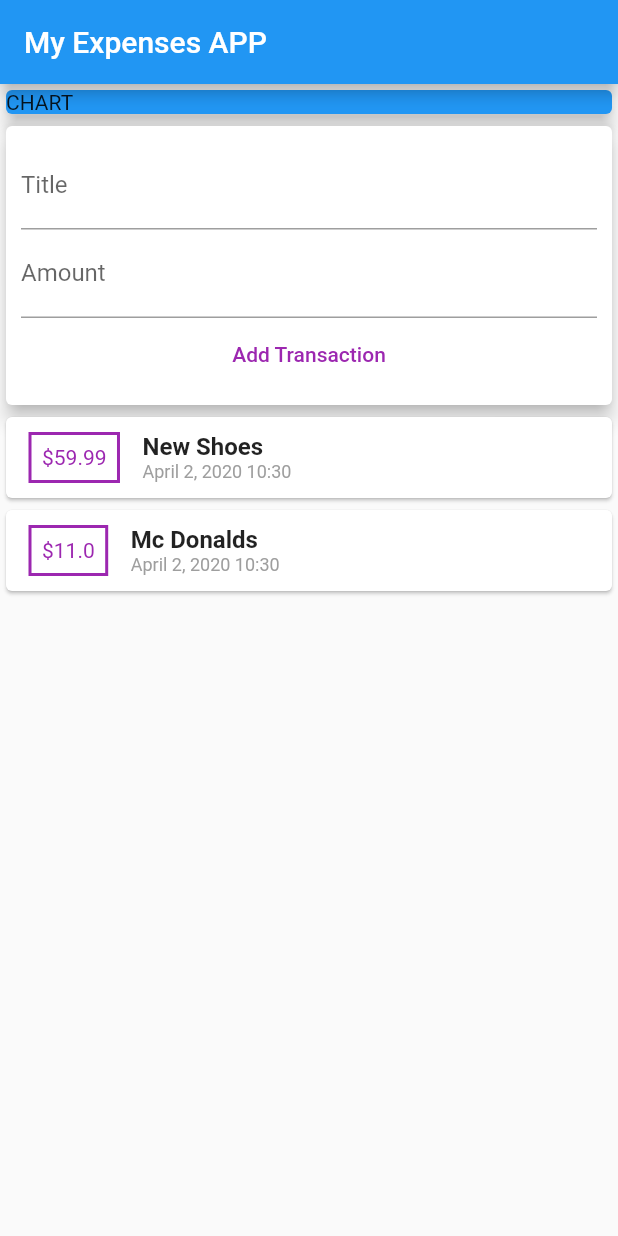
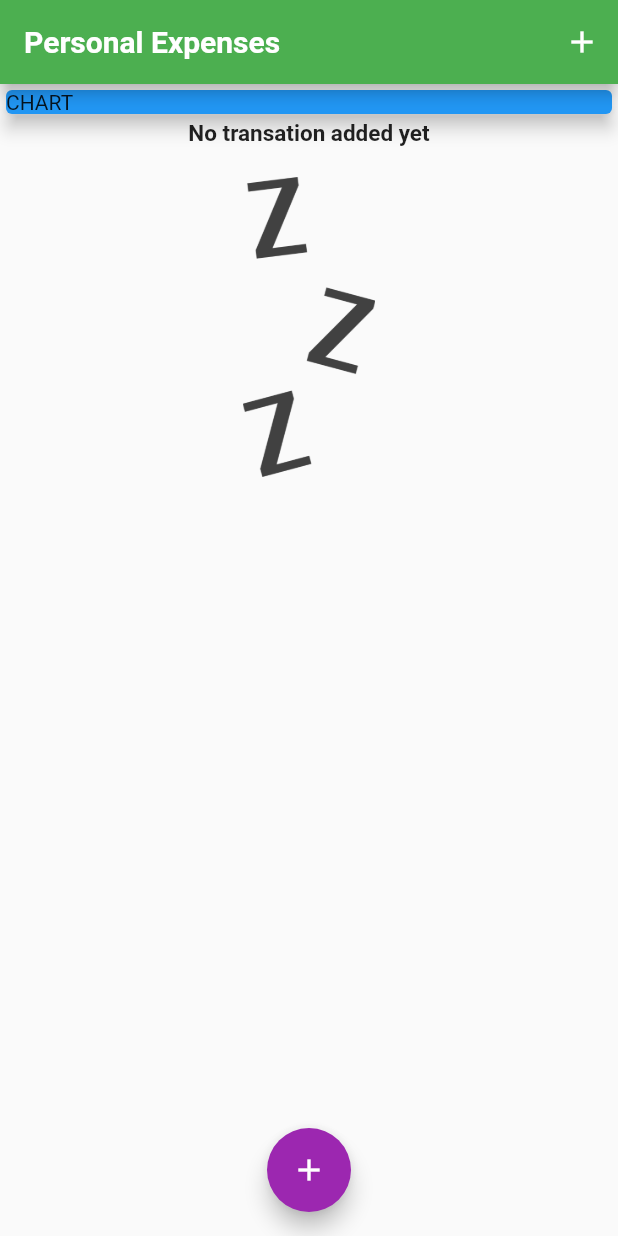
Before and after one commit to Sysnando/flutter_my_expenses, a Flutter app: the screen it shows after launch, on a phone screen of 412 x 824 dp. Run offline on Flutter 3.47's test engine with Material 2 defaults, Android fonts, the phone set to English and light mode, and no system bars; Roboto replaces fonts that are missing (OpenSans).

Commit message:
Several UI/UX improvements. Such as include fonts, images. Handle empty list. Cleanning code.

```diff
--- a/lib/main.dart
+++ b/lib/main.dart
@@ -8,139 +8,32 @@ class Expenses extends StatelessWidget {
   @override
   Widget build(BuildContext context) {
     return MaterialApp(
-      title: 'My Expenses',
-      home: HomePage()
+      title: 'Personal Expenses',
+      home: HomePage(),
+      // this them will be shared in the whole app material components by using theme.of(context)
+      theme: ThemeData(
+        primarySwatch: Colors.green,
+        accentColor: Colors.purple,
+        fontFamily: 'Quicksand', // has to match the id on the fonts name
+        // default content theme
+        textTheme: ThemeData.light().textTheme.copyWith(
+          title: TextStyle(
+            fontFamily: 'OpenSans',
+            fontSize: 15,
+            fontWeight: FontWeight.bold
+          )
+        ),
+        // default bar theme
+        appBarTheme: AppBarTheme(
+          textTheme: ThemeData.light().textTheme.copyWith(
+              title: TextStyle(
+                fontFamily: 'OpenSans',
+                fontSize: 20,
+                fontWeight: FontWeight.bold
+            ),
+          ),
+        )
+      ),
     );
   }
 }
-
-
-
-
-// import 'package:flutter/material.dart';
-
-// void main() => runApp(MyApp());
-
-// class MyApp extends StatelessWidget {
-//   @override
-//   Widget build(BuildContext context) {
-//     return MaterialApp(
-//       title: 'Flutter App',
-//       home: MyHomePage(),
-//     );
-//   }
-// }
-
-
-
-// import 'package:flutter/material.dart';
-
-// void main() => runApp(MyApp());
-
-// class MyApp extends StatelessWidget {
-//   // This widget is the root of your application.
-//   @override
-//   Widget build(BuildContext context) {
-//     return MaterialApp(
-//       title: 'Flutter Demo',
-//       theme: ThemeData(
-//         // This is the theme of your application.
-//         //
-//         // Try running your application with "flutter run". You'll see the
-//         // application has a blue toolbar. Then, without quitting the app, try
-//         // changing the primarySwatch below to Colors.green and then invoke
-//         // "hot reload" (press "r" in the console where you ran "flutter run",
-//         // or simply save your changes to "hot reload" in a Flutter IDE).
-//         // Notice that the counter didn't reset back to zero; the application
-//         // is not restarted.
-//         primarySwatch: Colors.blue,
-//       ),
-//       home: MyHomePage(title: 'Flutter Demo Home Page'),
-//     );
-//   }
-// }
-
-// class MyHomePage extends StatefulWidget {
-//   MyHomePage({Key key, this.title}) : super(key: key);
-
-//   // This widget is the home page of your application. It is stateful, meaning
-//   // that it has a State object (defined below) that contains fields that affect
-//   // how it looks.
-
-//   // This class is the configuration for the state. It holds the values (in this
-//   // case the title) provided by the parent (in this case the App widget) and
-//   // used by the build method of the State. Fields in a Widget subclass are
-//   // always marked "final".
-
-//   final String title;
-
-//   @override
-//   _MyHomePageState createState() => _MyHomePageState();
-// }
-
-// class _MyHomePageState extends State<MyHomePage> {
-//   int _counter = 0;
-
-//   void _incrementCounter() {
-//     setState(() {
-//       // This call to setState tells the Flutter framework that something has
-//       // changed in this State, which causes it to rerun the build method below
-//       // so that the display can reflect the updated values. If we changed
-//       // _counter without calling setState(), then the build method would not be
-//       // called again, and so nothing would appear to happen.
-//       _counter++;
-//     });
-//   }
-
-//   @override
-//   Widget build(BuildContext context) {
-//     // This method is rerun every time setState is called, for instance as done
-//     // by the _incrementCounter method above.
-//     //
-//     // The Flutter framework has been optimized to make rerunning build methods
-//     // fast, so that you can just rebuild anything that needs updating rather
-//     // than having to individually change instances of widgets.
-//     return Scaffold(
-//       appBar: AppBar(
-//         // Here we take the value from the MyHomePage object that was created by
-//         // the App.build method, and use it to set our appbar title.
-//         title: Text(widget.title),
-//       ),
-//       body: Center(
-//         // Center is a layout widget. It takes a single child and positions it
-//         // in the middle of the parent.
-//         child: Column(
-//           // Column is also a layout widget. It takes a list of children and
-//           // arranges them vertically. By default, it sizes itself to fit its
-//           // children horizontally, and tries to be as tall as its parent.
-//           //
-//           // Invoke "debug painting" (press "p" in the console, choose the
-//           // "Toggle Debug Paint" action from the Flutter Inspector in Android
-//           // Studio, or the "Toggle Debug Paint" command in Visual Studio Code)
-//           // to see the wireframe for each widget.
-//           //
-//           // Column has various properties to control how it sizes itself and
-//           // how it positions its children. Here we use mainAxisAlignment to
-//           // center the children vertically; the main axis here is the vertical
-//           // axis because Columns are vertical (the cross axis would be
-//           // horizontal).
-//           mainAxisAlignment: MainAxisAlignment.center,
-//           children: <Widget>[
-//             Text(
-//               'You have pushed the button this many times:',
-//             ),
-//             Text(
-//               '$_counter',
-//               style: Theme.of(context).textTheme.display1,
-//             ),
-//           ],
-//         ),
-//       ),
-//       floatingActionButton: FloatingActionButton(
-//         onPressed: _incrementCounter,
-//         tooltip: 'Increment',
-//         child: Icon(Icons.add),
-//       ), // This trailing comma makes auto-formatting nicer for build methods.
-//     );
-//   }
-// }
--- a/lib/entity/currency.dart
+++ b/lib/models/currency.dart
@@ -2,7 +2,7 @@ class Currency {
   final double amount;
 
   get() {
-    return '\$' + this.amount.toString();
+    return '\$' + this.amount.toStringAsFixed(2);
   }
 
   Currency(this.amount);
--- a/lib/entity/transaction.dart
+++ b/lib/models/transaction.dart
@@ -13,4 +13,5 @@ class Transaction {
       @required this.amount,
       @required this.date
     });
+
 }
--- a/lib/pages/home.dart
+++ b/lib/pages/home.dart
@@ -1,23 +1,54 @@
 import 'package:flutter/material.dart';
-import 'package:intl/intl.dart';
+import '../widgets/transaction_list.dart';
+import '../widgets/transaction_new.dart';
+import '../models/transaction.dart';
 
-import '../entity/transaction.dart';
-import '../entity/currency.dart';
+class HomePage extends StatefulWidget {
+  @override
+  _HomePageState createState() => _HomePageState();
+}
 
-class HomePage extends StatelessWidget {
-  final List<Transaction> transactions = [
-    Transaction(id: '1', title: 'New Shoes', amount: 59.99, date: DateTime.now()),
-    Transaction(id: '2', title: 'Mc Donalds', amount: 11.00, date: DateTime.now())
+class _HomePageState extends State<HomePage> {
+  // final titleController = TextEditingController();
+  // final amountController = TextEditingController();
+
+  final List<Transaction> _userTransactions = [
+    // Transaction(
+    //     id: '1', title: 'New Shoes', amount: 59.99, date: DateTime.now()),
+    // Transaction(
+    //     id: '2', title: 'Mc Donalds', amount: 11.00, date: DateTime.now())
   ];
+
+  void _addNewTransaction(String transactionTitle, double transactionAmount) {
+    final newTransaction = Transaction(
+        id: DateTime.now().toString(),
+        date: DateTime.now(),
+        title: transactionTitle,
+        amount: transactionAmount);
+
+    setState(() => _userTransactions.add(newTransaction));
+  }
+
+  void _startNewTransaction(BuildContext context) {
+    showModalBottomSheet(context: context, builder: (_) {
+      return TransactionNew(_addNewTransaction);
+    });
+  }
 
   @override
   Widget build(BuildContext context) {
-
     return Scaffold(
       appBar: AppBar(
-        title: Text('My Expenses APP')
+        title: Text('Personal Expenses'),
+        actions: <Widget>[
+          IconButton(
+            icon: Icon(Icons.add),
+            onPressed: () => _startNewTransaction(context)
+          )
+        ],
       ),
-      body: Column(
+      body: SingleChildScrollView(
+        child: Column(
           crossAxisAlignment: CrossAxisAlignment.stretch,
           children: <Widget>[
             Container(
@@ -28,85 +59,15 @@ class HomePage extends StatelessWidget {
                 elevation: 5,
               ),
             ),
-          Card(
-            elevation: 5,
-            child: Container(
-              padding: EdgeInsets.all(10),
-              child: Column(children: <Widget>[
-                TextField(
-                  decoration: InputDecoration(labelText: 'Title'),),
-                TextField(
-                  decoration: InputDecoration(labelText: 'Amount'),),
-                FlatButton(
-                  textColor: Colors.purple,
-                  child: Text('Add Transaction'),
-                  onPressed: () {},
-                )
-              ],),
-            )
-          ,),
-          Column(children: transactions.map((tx) {
-            return Card(
-              child: Row(
-                children: <Widget>[
-                  Container(
-                    margin: EdgeInsets.symmetric(
-                      vertical: 10,
-                      horizontal: 15,
-                    ),
-                    decoration: BoxDecoration(
-                      border: Border.all(
-                        color: Colors.purple,
-                        width: 2
-                      )
-                    ),
-                    padding: EdgeInsets.all(7),
-                    child: Text(
-                      Currency(tx.amount).get(),
-                      style: TextStyle(
-                        color: Colors.purple
-                      )
+            TransactionList(_userTransactions)
+          ],
         ),
       ),
-                  Column(
-                    crossAxisAlignment: CrossAxisAlignment.start,
-                    children: <Widget>[
-                      Text(
-                        tx.title,
-                        style: TextStyle(
-                          fontSize: 16,
-                          fontWeight: FontWeight.bold
-                        )
-                      ),
-                      Text(
-                        DateFormat.yMMMMd().add_Hm().format(tx.date),
-                        style: TextStyle(
-                          color: Colors.grey,
-                          fontSize: 12
-                        )
-                      )
-                    ],
-                  )
-                ],
-              )
-            );
-          }).toList())
-        ],
+      floatingActionButtonLocation: FloatingActionButtonLocation.centerFloat,
+      floatingActionButton: FloatingActionButton(
+          child: Icon(Icons.add),
+          onPressed: () => _startNewTransaction(context),
       )
     );
   }
 }
-
-// class MyHomePage extends StatelessWidget {
-//   @override
-//   Widget build(BuildContext context) {
-//     return Scaffold(
-//       appBar: AppBar(
-//         title: Text('Flutter App'),
-//       ),
-//       body: Center(
-//         child: Text('Widget Playground!'),
-//       ),
-//     );
-//   }
-// }
--- /dev/null
+++ b/lib/widgets/transaction_list.dart
@@ -0,0 +1,71 @@
+import 'package:flutter/material.dart';
+import 'package:intl/intl.dart';
+
+import '../models/transaction.dart';
+import '../models/currency.dart';
+
+class TransactionList extends StatelessWidget {
+  final List<Transaction> transactions;
+
+  TransactionList(this.transactions);
+
+  @override
+  Widget build(BuildContext context) {
+    return Container(
+      height: 300,
+      child: transactions.isEmpty
+          ? Column(
+              children: <Widget>[
+                Text('No transation added yet',
+                    style: Theme.of(context).textTheme.title),
+                SizedBox(
+                  height: 20,
+                ),
+                //Image.asset('assets/images/waiting.png', fit: BoxFit.cover,) not work because it takes the bounderes of the widget Column, but the Column don't have boundaries
+                Container(
+                  height: 200,
+                  child: Image.asset(
+                    'assets/images/waiting.png',
+                    fit: BoxFit.cover,
+                  ),
+                )
+              ],
+            )
+          : ListView.builder(
+              itemBuilder: (ctx, index) {
+                return Card(
+                    child: Row(
+                  children: <Widget>[
+                    Container(
+                      margin: EdgeInsets.symmetric(
+                        vertical: 10,
+                        horizontal: 15,
+                      ),
+                      decoration: BoxDecoration(
+                          border: Border.all(
+                              color: Theme.of(context).primaryColor, width: 2)),
+                      padding: EdgeInsets.all(7),
+                      child: Text(Currency(transactions[index].amount).get(),
+                          style:
+                              TextStyle(color: Theme.of(context).primaryColor)),
+                    ),
+                    Column(
+                      crossAxisAlignment: CrossAxisAlignment.start,
+                      children: <Widget>[
+                        Text(transactions[index].title,
+                            style: Theme.of(context).textTheme.title),
+                        Text(
+                            DateFormat.yMMMMd()
+                                .add_Hm()
+                                .format(transactions[index].date),
+                            style: TextStyle(color: Colors.grey, fontSize: 12))
+                      ],
+                    )
+                  ],
+                ));
+              },
+              itemCount: transactions.length,
+            ),
+    );
+  }
+}
```
Also changed, not shown: lib/widgets/transaction_new.dart (added, +56 -0 lines), pubspec.yaml (+13 -8 lines), assets/fonts/OpenSans-Bold.ttf (added), assets/fonts/OpenSans-Regular.ttf (added), assets/fonts/Quicksand-Bold.ttf (added), assets/fonts/Quicksand-Light.ttf (added), assets/fonts/Quicksand-Medium.ttf (added), assets/fonts/Quicksand-Regular.ttf (added), assets/images/waiting.png (added). Lines whose indentation alone changed are shown as unchanged.
